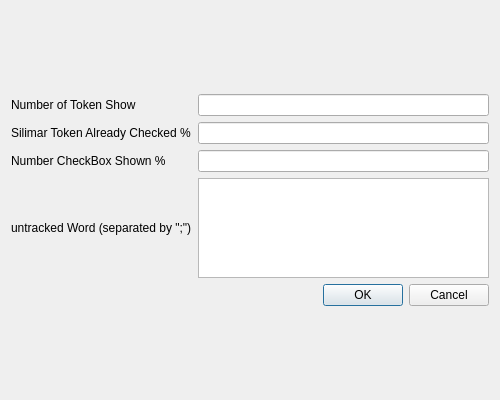
Before: the Qt Designer form nestor/ui/dialogmenu_settings.ui in usnistgov/nestor, drawn with Qt 5.
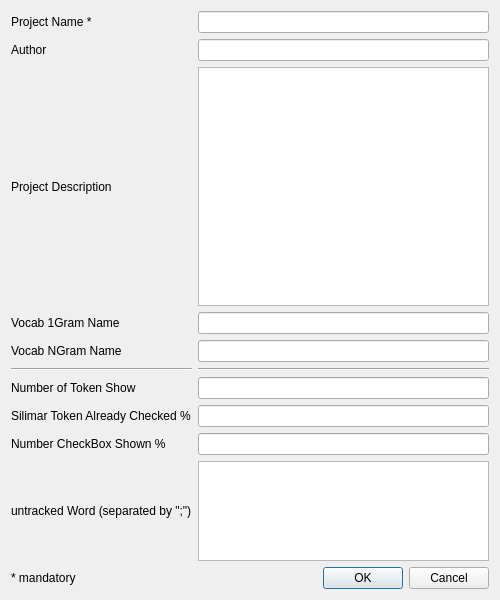
After: the same form once the commit is applied.

Commit message: Rename all the project information/ Remove a given project

Patch:
```diff
--- a/nestor/ui/dialogmenu_settings.ui
+++ b/nestor/ui/dialogmenu_settings.ui
@@ -7,13 +7,13 @@
     <x>0</x>
     <y>0</y>
     <width>500</width>
-    <height>400</height>
+    <height>600</height>
    </rect>
   </property>
   <property name="maximumSize">
    <size>
     <width>500</width>
-    <height>400</height>
+    <height>600</height>
    </size>
   </property>
   <property name="windowTitle">
@@ -22,65 +22,136 @@
   <layout class="QGridLayout" name="gridLayout_2">
    <item row="0" column="0">
     <layout class="QGridLayout" name="gridLayout">
+     <item row="2" column="0">
+      <widget class="QLabel" name="label_Settings_ProjectDescription">
+       <property name="text">
+        <string>Project Description</string>
+       </property>
+      </widget>
+     </item>
+     <item row="0" column="0">
+      <widget class="QLabel" name="label_Settings_ProjectName">
+       <property name="text">
+        <string>Project Name *</string>
+       </property>
+      </widget>
+     </item>
+     <item row="4" column="1">
+      <widget class="QLineEdit" name="lineEdit_Settings_ProjectNgVocabName"/>
+     </item>
+     <item row="3" column="0">
+      <widget class="QLabel" name="label_Settings_Project1gVocabName">
+       <property name="text">
+        <string>Vocab 1Gram Name</string>
+       </property>
+      </widget>
+     </item>
+     <item row="4" column="0">
+      <widget class="QLabel" name="label_Settings_ProjectNgVocabName">
+       <property name="text">
+        <string>Vocab NGram Name</string>
+       </property>
+      </widget>
+     </item>
      <item row="1" column="1">
-      <widget class="QLineEdit" name="lineEdit_Setup_TokenChecked">
-       <property name="inputMethodHints">
-        <set>Qt::ImhNone</set>
-       </property>
-      </widget>
+      <widget class="QLineEdit" name="lineEdit_Settings_ProjectAuthor"/>
      </item>
      <item row="1" column="0">
-      <widget class="QLabel" name="label_Setup_TokenChecked">
+      <widget class="QLabel" name="label_Settings_ProjectAuthor">
        <property name="text">
-        <string>Silimar Token Already Checked %</string>
+        <string>Author</string>
        </property>
       </widget>
      </item>
-     <item row="2" column="1">
+     <item row="8" column="1">
       <widget class="QLineEdit" name="lineEdit_Setup_TokenShow">
        <property name="inputMethodHints">
         <set>Qt::ImhNone</set>
        </property>
       </widget>
      </item>
-     <item row="2" column="0">
+     <item row="9" column="1">
+      <widget class="QTextEdit" name="textEdit_Setup_UntrackedToken">
+       <property name="maximumSize">
+        <size>
+         <width>16777215</width>
+         <height>100</height>
+        </size>
+       </property>
+      </widget>
+     </item>
+     <item row="2" column="1">
+      <widget class="QTextEdit" name="textEdit_Settings_ProjectDescription"/>
+     </item>
+     <item row="9" column="0">
+      <widget class="QLabel" name="label_Setup_UntrackedToken">
+       <property name="text">
+        <string>untracked Word (separated by &quot;;&quot;)</string>
+       </property>
+      </widget>
+     </item>
+     <item row="0" column="1">
+      <widget class="QLineEdit" name="lineEdit_Settings_ProjectName"/>
+     </item>
+     <item row="8" column="0">
       <widget class="QLabel" name="label_Setup_TokenShow">
        <property name="text">
         <string>Number CheckBox Shown %</string>
        </property>
       </widget>
      </item>
-     <item row="0" column="1">
-      <widget class="QLineEdit" name="lineEdit_Setup_NumberToken"/>
+     <item row="3" column="1">
+      <widget class="QLineEdit" name="lineEdit_Settings_Project1gVocabName"/>
      </item>
-     <item row="4" column="1">
+     <item row="10" column="1">
       <widget class="QDialogButtonBox" name="buttonBox_Setup">
        <property name="standardButtons">
         <set>QDialogButtonBox::Cancel|QDialogButtonBox::Ok</set>
        </property>
       </widget>
      </item>
-     <item row="0" column="0">
+     <item row="6" column="0">
       <widget class="QLabel" name="label_Setup_NumberToken">
        <property name="text">
         <string>Number of Token Show</string>
        </property>
       </widget>
      </item>
-     <item row="3" column="0">
-      <widget class="QLabel" name="label_Setup_UntrackedToken">
+     <item row="6" column="1">
+      <widget class="QLineEdit" name="lineEdit_Setup_NumberToken"/>
+     </item>
+     <item row="7" column="1">
+      <widget class="QLineEdit" name="lineEdit_Setup_TokenChecked">
+       <property name="inputMethodHints">
+        <set>Qt::ImhNone</set>
+       </property>
+      </widget>
+     </item>
+     <item row="7" column="0">
+      <widget class="QLabel" name="label_Setup_TokenChecked">
        <property name="text">
-        <string>untracked Word (separated by &quot;;&quot;)</string>
+        <string>Silimar Token Already Checked %</string>
        </property>
       </widget>
      </item>
-     <item row="3" column="1">
-      <widget class="QTextEdit" name="textEdit_Setup_UntrackedToken">
-       <property name="maximumSize">
-        <size>
-         <width>16777215</width>
-         <height>100</height>
-        </size>
+     <item row="5" column="0">
+      <widget class="Line" name="line">
+       <property name="orientation">
+        <enum>Qt::Horizontal</enum>
+       </property>
+      </widget>
+     </item>
+     <item row="5" column="1">
+      <widget class="Line" name="line_2">
+       <property name="orientation">
+        <enum>Qt::Horizontal</enum>
+       </property>
+      </widget>
+     </item>
+     <item row="10" column="0">
+      <widget class="QLabel" name="label">
+       <property name="text">
+        <string>* mandatory</string>
        </property>
       </widget>
      </item>
```
Left out of the diff: 6 changed lines with no effect on the pictures. The commit also changes 5 other files.
